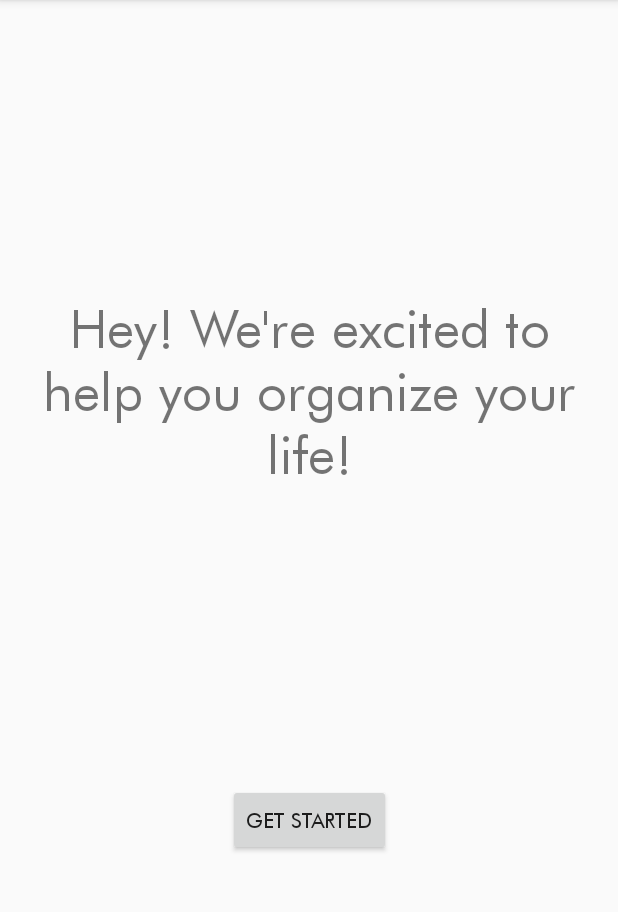
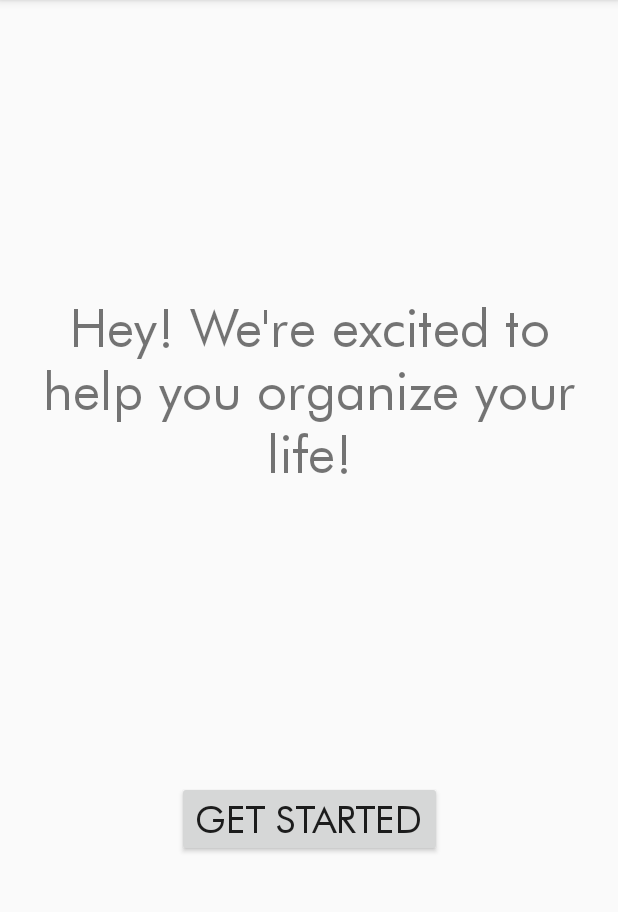
Before and after one commit to verdantl/Systemize, an Android app: the WelcomeActivity screen opened directly, with no data from a screen before it, on a phone screen of 412 x 824 dp, the part 84-996 px from its top. Run offline under Robolectric (Android 15) with nearby library versions, the light colour scheme and no system bars.

Commit message:
Created basic welcome screen, added futura fonts

```diff
--- a/Systemize/app/src/main/res/layout/activity_welcome.xml
+++ b/Systemize/app/src/main/res/layout/activity_welcome.xml
@@ -26,6 +26,7 @@
         android:layout_height="wrap_content"
         android:text="@string/get_started"
         android:fontFamily="@font/futura"
+        android:textSize="25sp"
         app:layout_constraintLeft_toLeftOf="parent"
         app:layout_constraintRight_toRightOf="parent"
         app:layout_constraintTop_toBottomOf="@id/welcome_message"
```
